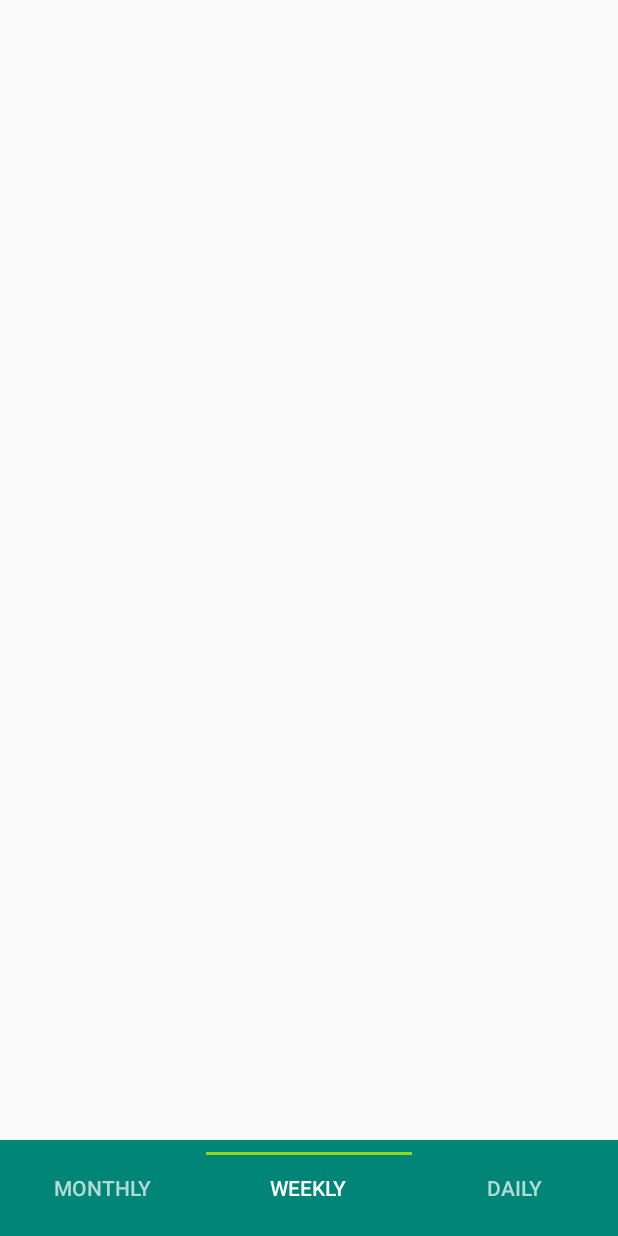
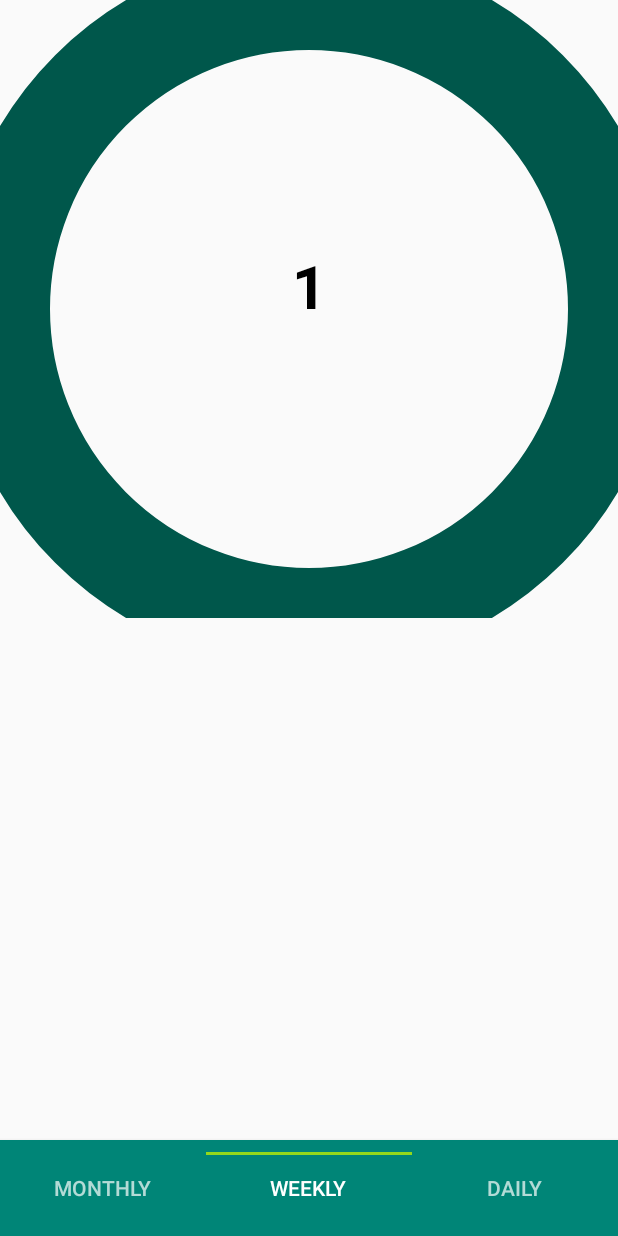
Before and after one commit to dragon20002/ScheduleApp, an Android app: the screen it shows after launch (CalendarActivity), item 2 of the bottom bar chosen, on a phone screen of 412 x 824 dp. Run offline under Robolectric (Android 15) with nearby library versions, the phone set to English and light mode, and no system bars.

Commit message:
월/주/일 뷰 수정(뷰를 만들어 프래그먼트xml에 삽입, abstract CalendarView 상속)

```diff
--- a/app/src/main/java/kr/co/wintercoding/wintercodingcalendar/activity/CalendarActivity.java
+++ b/app/src/main/java/kr/co/wintercoding/wintercodingcalendar/activity/CalendarActivity.java
@@ -14,9 +14,6 @@ import android.view.View;
 import android.view.ViewGroup;
 
 import kr.co.wintercoding.wintercodingcalendar.R;
-import kr.co.wintercoding.wintercodingcalendar.view.DailyCalendarView;
-import kr.co.wintercoding.wintercodingcalendar.view.MonthlyCalendarView;
-import kr.co.wintercoding.wintercodingcalendar.view.WeeklyCalendarView;
 
 public class CalendarActivity extends AppCompatActivity {
     private static final String PREF_SETTINGS = "settings";
@@ -80,13 +77,13 @@ public class CalendarActivity extends AppCompatActivity {
             switch (sectionNumber) {
                 case 0: //월
                 default:
-                    rootView = new MonthlyCalendarView(getContext());
+                    rootView = inflater.inflate(R.layout.fragment_calendar_monthly, container, false);
                     break;
                 case 1: //주
-                    rootView = new WeeklyCalendarView(container.getContext());
+                    rootView = inflater.inflate(R.layout.fragment_calendar_weekly, container, false);
                     break;
                 case 2: //일
-                    rootView = new DailyCalendarView(container.getContext());
+                    rootView = inflater.inflate(R.layout.fragment_calendar_daily, container, false);
                     break;
             }
             return rootView;
--- /dev/null
+++ b/app/src/main/java/kr/co/wintercoding/wintercodingcalendar/view/CalendarView.java
@@ -0,0 +1,106 @@
+package kr.co.wintercoding.wintercodingcalendar.view;
+
+import android.content.Context;
+import android.graphics.Canvas;
+import android.graphics.Paint;
+import android.graphics.Typeface;
+import android.support.annotation.Nullable;
+import android.util.AttributeSet;
+import android.view.View;
+
+import java.util.ArrayList;
+import java.util.Calendar;
+import java.util.List;
+
+import kr.co.wintercoding.wintercodingcalendar.R;
+
+public abstract class CalendarView extends View {
+    protected final Paint smallTextPaint = new Paint(Paint.ANTI_ALIAS_FLAG);
+    protected final Paint normalTextPaint = new Paint(Paint.ANTI_ALIAS_FLAG);
+    protected final Paint boldTextPaint = new Paint(Paint.ANTI_ALIAS_FLAG);
+    protected final Paint largeTextPaint = new Paint(Paint.ANTI_ALIAS_FLAG);
+
+    protected final Paint primaryColorPaint = new Paint(Paint.ANTI_ALIAS_FLAG);
+    protected final Paint primaryDarkColorPaint = new Paint(Paint.ANTI_ALIAS_FLAG);
+    protected final Paint accentColorPaint = new Paint(Paint.ANTI_ALIAS_FLAG);
+
+    protected Calendar today, selected;
+    protected List<Calendar> schedules;
+
+    public CalendarView(Context context) {
+        super(context);
+        init();
+    }
+
+    public CalendarView(Context context, @Nullable AttributeSet attrs) {
+        super(context, attrs);
+        init();
+    }
+
+    public CalendarView(Context context, @Nullable AttributeSet attrs, int defStyleAttr) {
+        super(context, attrs, defStyleAttr);
+        init();
+    }
+
+    private void initTextPaint(Paint paint, float size, Typeface typeface) {
+        paint.setTextSize(size);
+        paint.setTextAlign(Paint.Align.CENTER);
+        if (typeface != null)
+            paint.setTypeface(typeface);
+    }
+
+    private void initColorPaint(Paint paint, int colorId) {
+        paint.setStyle(Paint.Style.STROKE);
+        paint.setStrokeWidth(100);
+        paint.setColor(getResources().getColor(colorId));
+    }
+
+    private void init() {
+        initTextPaint(smallTextPaint, 40f, null);
+        initTextPaint(normalTextPaint, 60f, null);
+        initTextPaint(boldTextPaint, 60f, Typeface.create(Typeface.DEFAULT, Typeface.BOLD));
+        initTextPaint(largeTextPaint, 100f, null);
+        initColorPaint(primaryColorPaint, R.color.colorPrimary);
+        initColorPaint(primaryDarkColorPaint, R.color.colorPrimaryDark);
+        initColorPaint(accentColorPaint, R.color.colorAccent);
+
+        today = Calendar.getInstance();
+        selected = Calendar.getInstance();
+        schedules = new ArrayList<>();
+    }
+
+    public abstract void movePrevious();
+
+    public abstract void moveNext();
+
+    @Override
+    protected abstract void onDraw(Canvas canvas);
+
+    @Override
+    protected void onMeasure(int widthMeasureSpec, int heightMeasureSpec) {
+        int minw = getPaddingLeft() + getPaddingRight() + getSuggestedMinimumWidth();
+        int w = resolveSizeAndState(minw, widthMeasureSpec, 1);
+
+        int minh = MeasureSpec.getSize(w) + getPaddingBottom() + getPaddingTop();
+        int h = resolveSizeAndState(minh, heightMeasureSpec, 0);
+
+        setMeasuredDimension(w, h);
+    }
+
+    public Calendar getToday() {
+        return today;
+    }
+
+    public Calendar getSelected() {
+        return selected;
+    }
+
+    public void addSchedule(Calendar calendar) {
+        schedules.add(calendar);
+    }
+
+    public void addSchedules(List<Calendar> calendars) {
+        schedules.addAll(calendars);
+    }
+
+}
--- a/app/src/main/java/kr/co/wintercoding/wintercodingcalendar/view/DailyCalendarView.java
+++ b/app/src/main/java/kr/co/wintercoding/wintercodingcalendar/view/DailyCalendarView.java
@@ -1,16 +1,41 @@
 package kr.co.wintercoding.wintercodingcalendar.view;
 
 import android.content.Context;
-import android.view.ViewGroup;
+import android.graphics.Canvas;
+import android.support.annotation.Nullable;
+import android.util.AttributeSet;
 
-public class DailyCalendarView extends ViewGroup {
+import java.util.Calendar;
+
+public class DailyCalendarView extends CalendarView {
 
     public DailyCalendarView(Context context) {
         super(context);
     }
 
+    public DailyCalendarView(Context context, @Nullable AttributeSet attrs) {
+        super(context, attrs);
+    }
+
+    public DailyCalendarView(Context context, @Nullable AttributeSet attrs, int defStyleAttr) {
+        super(context, attrs, defStyleAttr);
+    }
+
     @Override
-    protected void onLayout(boolean changed, int l, int t, int r, int b) {
+    public void movePrevious() {
+        selected.roll(Calendar.DATE, false);
+    }
 
+    @Override
+    public void moveNext() {
+        selected.roll(Calendar.DATE, true);
+    }
+
+    @Override
+    protected void onDraw(Canvas canvas) {
+        int width = getWidth();
+        int center = width / 2;
+        canvas.drawText("1", center, center, largeTextPaint);
+        canvas.drawCircle(center, center, center, accentColorPaint);
     }
 }
--- a/app/src/main/java/kr/co/wintercoding/wintercodingcalendar/view/MonthlyCalendarView.java
+++ b/app/src/main/java/kr/co/wintercoding/wintercodingcalendar/view/MonthlyCalendarView.java
@@ -1,15 +1,41 @@
 package kr.co.wintercoding.wintercodingcalendar.view;
 
 import android.content.Context;
-import android.view.ViewGroup;
+import android.graphics.Canvas;
+import android.support.annotation.Nullable;
+import android.util.AttributeSet;
 
-public class MonthlyCalendarView extends ViewGroup {
+import java.util.Calendar;
+
+public class MonthlyCalendarView extends CalendarView {
 
     public MonthlyCalendarView(Context context) {
         super(context);
     }
 
+    public MonthlyCalendarView(Context context, @Nullable AttributeSet attrs) {
+        super(context, attrs);
+    }
+
+    public MonthlyCalendarView(Context context, @Nullable AttributeSet attrs, int defStyleAttr) {
+        super(context, attrs, defStyleAttr);
+    }
+
     @Override
-    protected void onLayout(boolean changed, int l, int t, int r, int b) {
+    public void movePrevious() {
+        selected.roll(Calendar.MONTH, false);
+    }
+
+    @Override
+    public void moveNext() {
+        selected.roll(Calendar.MONTH, true);
+    }
+
+    @Override
+    protected void onDraw(Canvas canvas) {
+        int width = getWidth();
+        int center = width / 2;
+        canvas.drawText("1", center, center, smallTextPaint);
+        canvas.drawCircle(center, center, center, primaryColorPaint);
     }
 }
--- a/app/src/main/java/kr/co/wintercoding/wintercodingcalendar/view/WeeklyCalendarView.java
+++ b/app/src/main/java/kr/co/wintercoding/wintercodingcalendar/view/WeeklyCalendarView.java
@@ -1,16 +1,41 @@
 package kr.co.wintercoding.wintercodingcalendar.view;
 
 import android.content.Context;
-import android.view.ViewGroup;
+import android.graphics.Canvas;
+import android.support.annotation.Nullable;
+import android.util.AttributeSet;
 
-public class WeeklyCalendarView extends ViewGroup {
+import java.util.Calendar;
+
+public class WeeklyCalendarView extends CalendarView {
 
     public WeeklyCalendarView(Context context) {
         super(context);
     }
 
+    public WeeklyCalendarView(Context context, @Nullable AttributeSet attrs) {
+        super(context, attrs);
+    }
+
+    public WeeklyCalendarView(Context context, @Nullable AttributeSet attrs, int defStyleAttr) {
+        super(context, attrs, defStyleAttr);
+    }
+
     @Override
-    protected void onLayout(boolean changed, int l, int t, int r, int b) {
+    public void movePrevious() {
+        selected.roll(Calendar.WEEK_OF_MONTH, false);
+    }
 
+    @Override
+    public void moveNext() {
+        selected.roll(Calendar.WEEK_OF_MONTH, true);
+    }
+
+    @Override
+    protected void onDraw(Canvas canvas) {
+        int width = getWidth();
+        int center = width / 2;
+        canvas.drawText("1", center, center, boldTextPaint);
+        canvas.drawCircle(center, center, center, primaryDarkColorPaint);
     }
 }
--- /dev/null
+++ b/app/src/main/res/layout/fragment_calendar_weekly.xml
@@ -0,0 +1,27 @@
+<?xml version="1.0" encoding="utf-8"?>
+<android.support.constraint.ConstraintLayout xmlns:android="http://schemas.android.com/apk/res/android"
+    xmlns:app="http://schemas.android.com/apk/res-auto"
+    xmlns:tools="http://schemas.android.com/tools"
+    android:layout_width="match_parent"
+    android:layout_height="match_parent"
+    tools:context=".activity.CalendarActivity$PlaceholderFragment">
+
+    <kr.co.wintercoding.wintercodingcalendar.view.WeeklyCalendarView
+        android:id="@+id/weekly_calendar_view"
+        android:layout_width="match_parent"
+        android:layout_height="wrap_content"
+        app:layout_constraintTop_toTopOf="parent" />
+
+    <ScrollView
+        android:layout_width="match_parent"
+        android:layout_height="0dp"
+        app:layout_constraintBottom_toBottomOf="parent"
+        app:layout_constraintTop_toBottomOf="@id/weekly_calendar_view">
+
+        <android.support.v7.widget.RecyclerView
+            android:id="@+id/weekly_todo_recycler_view"
+            android:layout_width="match_parent"
+            android:layout_height="wrap_content" />
+    </ScrollView>
+
+</android.support.constraint.ConstraintLayout>
--- a/app/src/main/res/values/strings.xml
+++ b/app/src/main/res/values/strings.xml
@@ -4,4 +4,5 @@
     <string name="tab_monthly">Monthly</string>
     <string name="tab_weekly">Weekly</string>
     <string name="tab_daily">Daily</string>
+    <string name="developer">김민우\ngithub.com/dragon20002</string>
 </resources>
```
Also changed, not shown: app/src/main/res/layout/activity_intro.xml (+11 -0 lines), app/src/main/res/layout/fragment_calendar_daily.xml (added, +27 -0 lines), app/src/main/res/layout/fragment_calendar_monthly.xml (added, +16 -0 lines), app/src/main/ic_launcher-web.png, app/src/main/res/mipmap-hdpi/ic_launcher.png, app/src/main/res/mipmap-mdpi/ic_launcher.png, app/src/main/res/mipmap-xhdpi/ic_launcher.png, app/src/main/res/mipmap-xxhdpi/ic_launcher.png, app/src/main/res/mipmap-xxxhdpi/ic_launcher.png.
